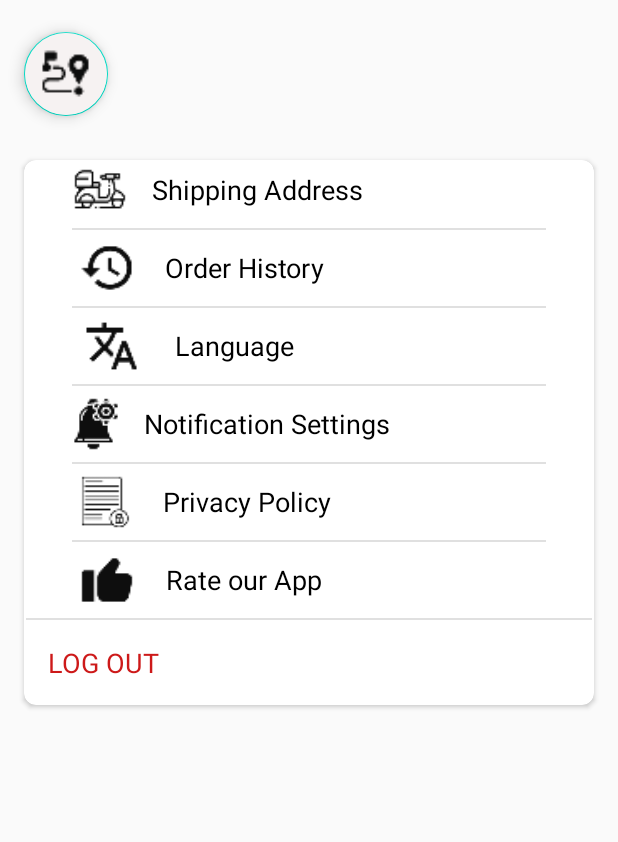
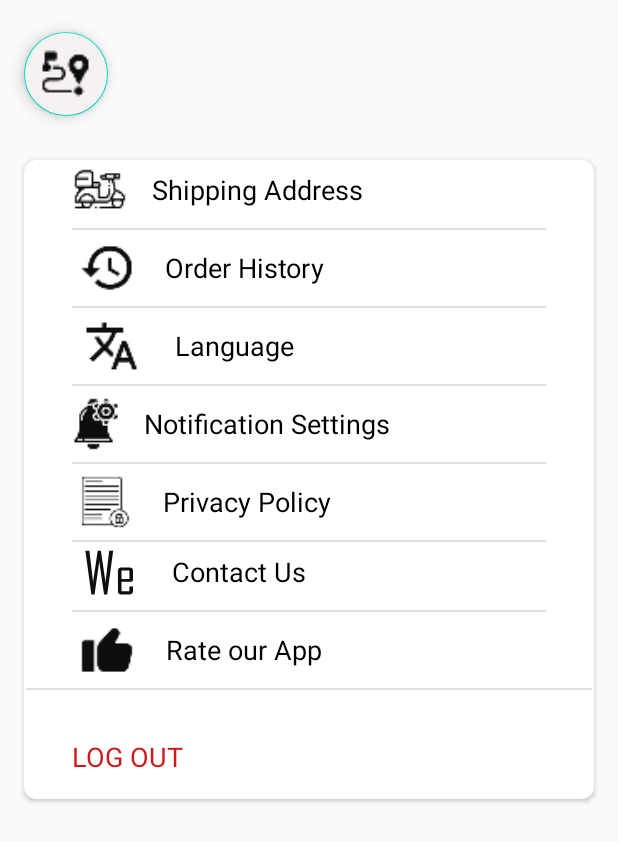
Before and after one commit to 2001adarsh/Farmket, an Android app: the layout fragment_profile_settings.xml on its own in the app's theme, with its tools: preview values and no code run, on a phone screen of 412 x 824 dp. Shown: the top 842 px of the screen. Run offline under Robolectric (Android 15) with nearby library versions, the phone set to English and light mode, and no system bars; Roboto replaces fonts that are not available here.

Commit message:
Changes in settings xml

```diff
--- /dev/null
+++ b/app/src/main/res/drawable-anydpi-v24/we.xml
@@ -0,0 +1,17 @@
+<?xml version="1.0" encoding="utf-8"?>
+<vector xmlns:android="http://schemas.android.com/apk/res/android"
+    android:width="24dp"
+    android:height="24dp"
+    android:viewportWidth="151.23302"
+    android:viewportHeight="151.23302"
+    android:tint="#FFFFFF">
+  <group android:translateX="9.616507"
+      android:translateY="-9.637398">
+    <group android:translateY="141.67969">
+      <path android:pathData="M74,-110L59,-0L51,-0L39.25,-81.171875Q39.171875,-83.296875,38.96875,-87.5Q38.96875,-85.296875,38.6875,-81.171875L27,-0L19,-0L4,-110L14,-110L23.0625,-33.125Q23.125,-30.53125,23.328125,-25.5Q23.265625,-28.09375,23.609375,-33.125L35,-110L43,-110L54.328125,-33.125Q54.46875,-30.53125,54.609375,-25.5Q54.609375,-28.09375,54.953125,-33.125L64,-110L74,-110Z"
+          android:fillColor="#000000"/>
+      <path android:pathData="M124,-7.8125Q123.5,-0.25,115.84375,0L94.15625,0Q86.375,0,86,-8.15625L86,-59.84375Q86.375,-68,94.15625,-68L115.84375,-68Q123.625,-68,124,-59.84375L124,-35.296875L120.859375,-32L95,-32L95,-8L115,-8L115,-20L124,-20L124,-7.8125ZM115,-39L115,-60L95,-60L95,-39L115,-39Z"
+          android:fillColor="#000000"/>
+    </group>
+  </group>
+</vector>
--- a/app/src/main/res/layout/fragment_profile_settings.xml
+++ b/app/src/main/res/layout/fragment_profile_settings.xml
@@ -43,7 +43,7 @@
 
         <androidx.constraintlayout.widget.ConstraintLayout
             android:layout_width="match_parent"
-            android:layout_height="wrap_content">
+            android:layout_height="match_parent">
 
             <LinearLayout
                 android:id="@+id/shipping_address"
@@ -256,6 +256,36 @@
                 app:layout_constraintTop_toBottomOf="@+id/privacy_policy" />
 
             <LinearLayout
+                android:id="@+id/contact_us"
+                android:layout_width="match_parent"
+                android:layout_height="40dp"
+                android:layout_marginStart="16dp"
+                android:layout_marginEnd="16dp"
+                android:orientation="horizontal"
+                app:layout_constraintEnd_toEndOf="parent"
+                app:layout_constraintStart_toStartOf="parent"
+                app:layout_constraintTop_toBottomOf="@+id/divider8">
+
+                <ImageView
+                    android:layout_width="wrap_content"
+                    android:layout_height="match_parent"
+                    android:layout_weight="1"
+                    android:src="@drawable/we"
+                    android:tint="#0E0E0E" />
+
+                <TextView
+                    android:layout_width="wrap_content"
+                    android:layout_height="match_parent"
+                    android:layout_weight="3"
+                    android:gravity="center_vertical"
+                    android:text="Contact Us"
+                    android:textColor="@color/design_default_color_on_secondary"
+                    android:textSize="18sp"
+                    android:textStyle="normal" />
+            </LinearLayout>
+
+
+            <LinearLayout
                 android:id="@+id/rate_our_app"
                 android:layout_width="match_parent"
                 android:layout_height="40dp"
@@ -265,7 +295,7 @@
                 android:orientation="horizontal"
                 app:layout_constraintEnd_toEndOf="parent"
                 app:layout_constraintStart_toStartOf="parent"
-                app:layout_constraintTop_toBottomOf="@+id/divider8">
+                app:layout_constraintTop_toBottomOf="@+id/divider12">
 
                 <ImageView
                     android:layout_width="wrap_content"
@@ -301,6 +331,8 @@
                 android:id="@+id/log_out"
                 android:layout_width="wrap_content"
                 android:layout_height="wrap_content"
+                android:layout_marginStart="16dp"
+                android:layout_marginTop="16dp"
                 android:padding="16dp"
                 android:text="LOG OUT"
                 android:textColor="@color/red"
@@ -308,6 +340,18 @@
                 app:layout_constraintStart_toStartOf="parent"
                 app:layout_constraintTop_toBottomOf="@+id/divider9" />
 
+            <View
+                android:id="@+id/divider12"
+                android:layout_width="0dp"
+                android:layout_height="1dp"
+                android:layout_marginStart="32dp"
+                android:layout_marginTop="5dp"
+                android:layout_marginEnd="32dp"
+                android:background="?android:attr/listDivider"
+                app:layout_constraintEnd_toEndOf="parent"
+                app:layout_constraintStart_toStartOf="parent"
+                app:layout_constraintTop_toBottomOf="@+id/contact_us" />
+
         </androidx.constraintlayout.widget.ConstraintLayout>
     </androidx.cardview.widget.CardView>
 
```
Also changed, not shown: app/src/main/res/drawable-hdpi/we.png (added), app/src/main/res/drawable-mdpi/we.png (added), app/src/main/res/drawable-xhdpi/we.png (added), app/src/main/res/drawable-xxhdpi/we.png (added).
